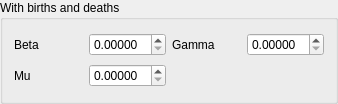
The window that epipy/resources/ui/sirwbadgroupbox.ui (ckaus/EpiPy) describes before a commit, drawn with Qt 5.
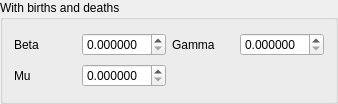
The same window after the commit.

Diff of the .ui file:
```diff
--- a/epipy/resources/ui/sirwbadgroupbox.ui
+++ b/epipy/resources/ui/sirwbadgroupbox.ui
@@ -27,7 +27,7 @@
    <item row="0" column="1">
     <widget class="QDoubleSpinBox" name="beta_spin_box_2">
      <property name="decimals">
-      <number>5</number>
+      <number>6</number>
      </property>
      <property name="singleStep">
       <double>0.000001000000000</double>
@@ -44,7 +44,7 @@
    <item row="0" column="3">
     <widget class="QDoubleSpinBox" name="gamma_spin_box">
      <property name="decimals">
-      <number>5</number>
+      <number>6</number>
      </property>
      <property name="singleStep">
       <double>0.000001000000000</double>
@@ -61,7 +61,7 @@
    <item row="1" column="1">
     <widget class="QDoubleSpinBox" name="mu_spin_box">
      <property name="decimals">
-      <number>5</number>
+      <number>6</number>
      </property>
      <property name="singleStep">
       <double>0.000001000000000</double>
```
